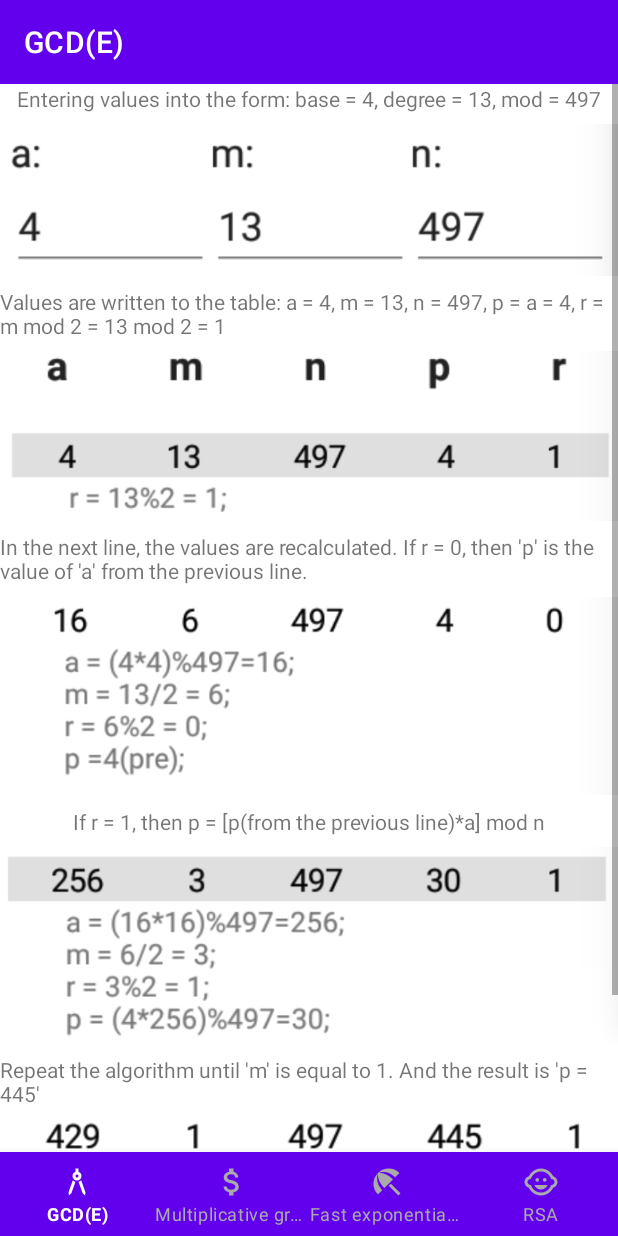
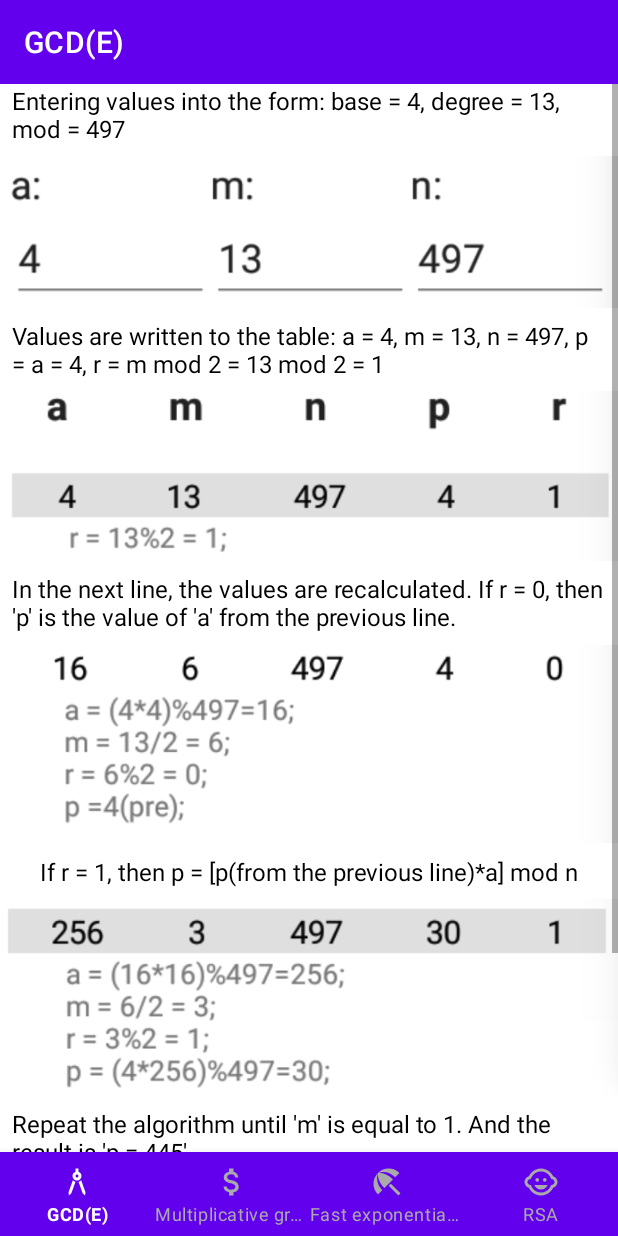
Before and after one commit to vadhub/ModulChit, an Android app: the fragment FragmentFEexpl placed in its activity, on a phone screen of 412 x 824 dp. Run offline under Robolectric (Android 15) with nearby library versions, the phone set to English and light mode, and no system bars; our stand-ins replace AdMob, RxJava.

Commit message:
add style and padding

```diff
--- a/app/src/main/res/layout/fragment_fe_expl.xml
+++ b/app/src/main/res/layout/fragment_fe_expl.xml
@@ -12,6 +12,9 @@
 
         <TextView
             android:id="@+id/startTextFE"
+            style="@style/theme_chit"
+            android:paddingStart="8dp"
+            android:paddingEnd="8dp"
             android:text="Entering values into the form: base = 4, degree = 13, mod = 497"
             android:layout_width="wrap_content"
             android:layout_height="wrap_content"
@@ -32,6 +35,9 @@
 
         <TextView
             android:id="@+id/explTextFE1"
+            style="@style/theme_chit"
+            android:paddingStart="8dp"
+            android:paddingEnd="8dp"
             android:text="Values are written to the table: a = 4, m = 13, n = 497, p = a = 4, r = m mod 2 = 13 mod 2 = 1"
             android:layout_width="wrap_content"
             android:layout_height="wrap_content"
@@ -52,6 +58,9 @@
 
         <TextView
             android:id="@+id/explTextFE2"
+            style="@style/theme_chit"
+            android:paddingStart="8dp"
+            android:paddingEnd="8dp"
             android:text="In the next line, the values are recalculated. If r = 0, then 'p' is the value of 'a' from the previous line. "
             android:layout_width="wrap_content"
             android:layout_height="wrap_content"
@@ -71,6 +80,9 @@
 
         <TextView
             android:id="@+id/explTextFE3"
+            style="@style/theme_chit"
+            android:paddingStart="8dp"
+            android:paddingEnd="8dp"
             android:text="If r = 1, then p = [p(from the previous line)*a] mod n"
             android:layout_width="wrap_content"
             android:layout_height="wrap_content"
@@ -91,6 +103,9 @@
 
         <TextView
             android:id="@+id/explTextFE4"
+            style="@style/theme_chit"
+            android:paddingStart="8dp"
+            android:paddingEnd="8dp"
             android:text="Repeat the algorithm until 'm' is equal to 1. And the result is 'p = 445'"
             android:layout_width="wrap_content"
             android:layout_height="wrap_content"
```
Also changed, not shown: app/src/main/res/layout/fragment_crypt_expl.xml (+12 -0 lines), app/src/main/res/layout/fragment_decrypt_expl.xml (+12 -0 lines), app/src/main/res/layout/fragment_gcdexpl.xml (+13 -0 lines), app/src/main/res/layout/fragment_mg_expl.xml (+9 -0 lines).
